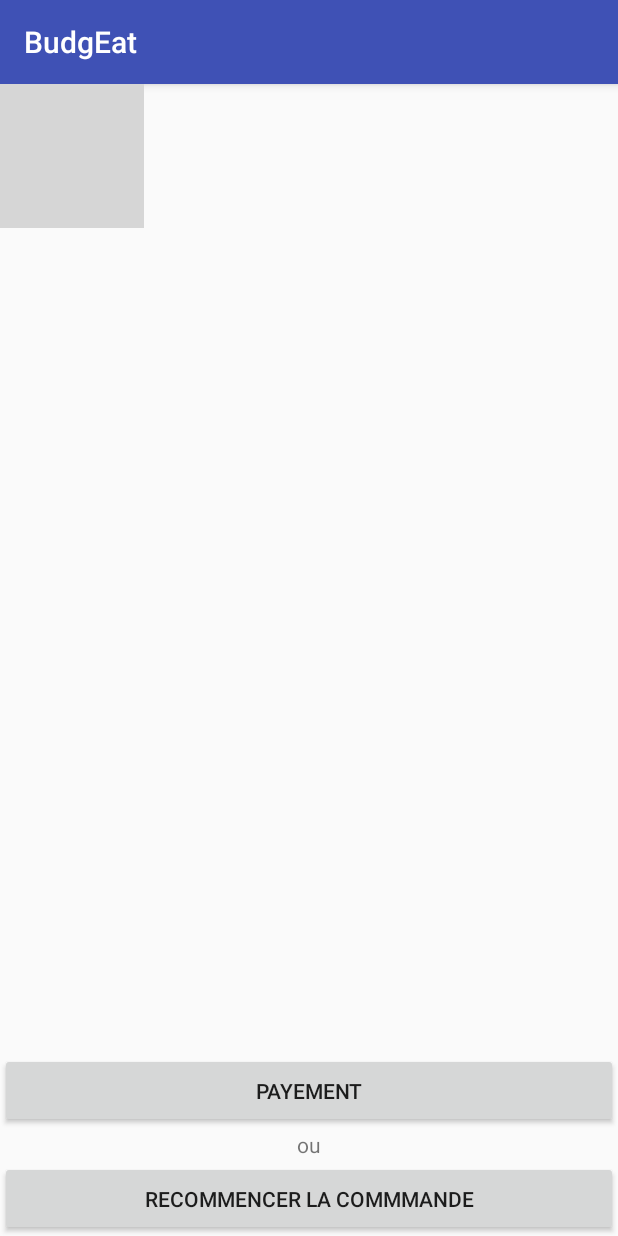
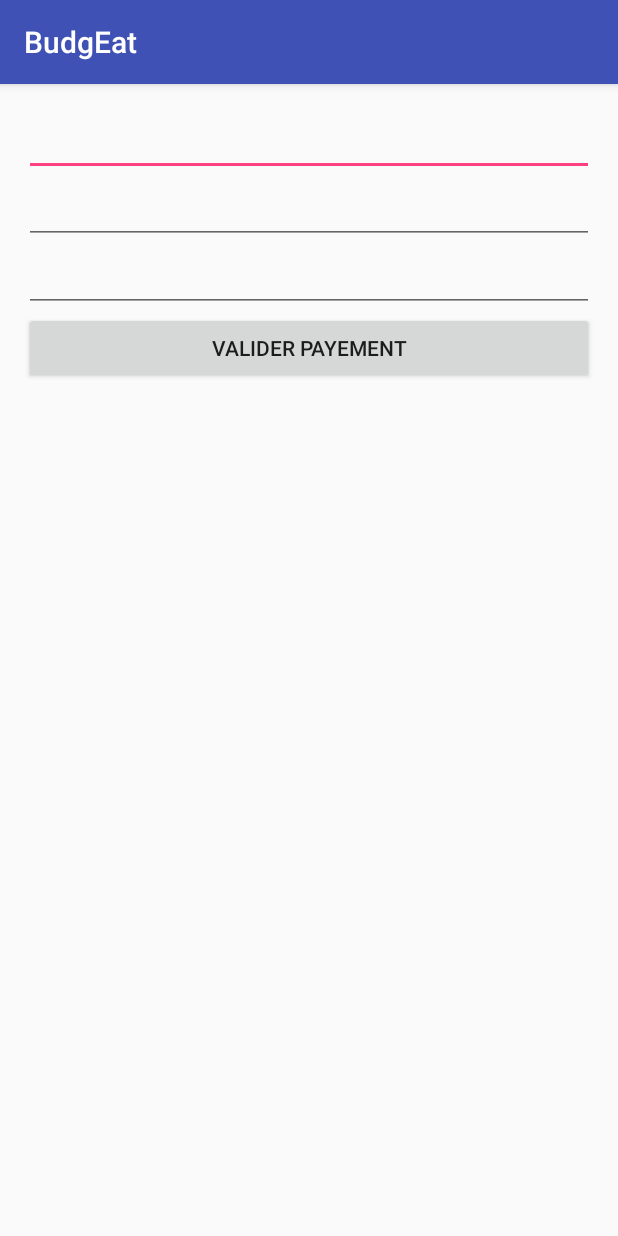
Before and after one commit to ThomasVictoria/budgEat, an Android app: the CardActivity screen opened directly, with no data from a screen before it, after a tap on "RECOMMENCER LA COMMMANDE", on a phone screen of 412 x 824 dp. Run offline under Robolectric (Android 15) with nearby library versions, the phone set to English and light mode, and no system bars; our stand-ins replace ButterKnife, Volley; libraries missing offline, so code that uses them is left out: com.androidnetworking, com.androidnetworking.common, com.androidnetworking.error, com.androidnetworking.interfaces, com.stripe.android and 1 more; 8 statements that could not run were skipped; grey boxes are pictures that could not be loaded.

Commit message:
feat(payment):stripe integration

```diff
--- a/app/build.gradle
+++ b/app/build.gradle
@@ -36,10 +36,8 @@ dependencies {
     compile 'com.android.volley:volley:1.0.0'
     compile 'com.amitshekhar.android:android-networking:0.3.0'
     compile 'com.amitshekhar.android:jackson-android-networking:0.3.0'
-
-
+    compile 'com.stripe:stripe-android:+'
     compile 'com.google.android.gms:play-services-appindexing:8.4.0'
-
     compile 'com.google.android.gms:play-services:10.0.1'
     compile 'com.github.paolorotolo:appintro:4.1.0'
     compile 'com.android.support:design:25.0.1'
--- a/app/src/main/AndroidManifest.xml
+++ b/app/src/main/AndroidManifest.xml
@@ -24,25 +24,22 @@
             </intent-filter>
         </receiver>
 
-
-        <activity android:name=".Activity.OnBoardingActivity"
-            android:label="@string/app_intro">
-        </activity>
-
+        <activity
+            android:name=".Activity.OnBoardingActivity"
+            android:label="@string/app_intro"></activity>
         <activity android:name=".Activity.MainActivity" />
-        <activity android:name=".Activity.LandingActivity">
-
-        </activity>
+        <activity android:name=".Activity.LandingActivity"></activity>
         <activity android:name=".Activity.InscriptionActivity" />
         <activity android:name=".Activity.ConnexionActivity" />
         <activity android:name=".Activity.CardActivity" />
+        <activity android:name=".Activity.OrderActivity">
+            <intent-filter>
+                <action android:name="android.intent.action.MAIN" />
 
-        <activity android:name=".Activity.OrderActivity">
-        <intent-filter>
-            <action android:name="android.intent.action.MAIN" />
-            <category android:name="android.intent.category.LAUNCHER" />
-        </intent-filter>
+                <category android:name="android.intent.category.LAUNCHER" />
+            </intent-filter>
         </activity>
+
         <meta-data
             android:name="com.google.android.gms.version"
             android:value="@integer/google_play_services_version" />
@@ -60,7 +57,7 @@
                 <category android:name="android.intent.category.BROWSABLE" />
             </intent-filter>
         </activity>
-
+        <activity android:name=".Activity.PaymentActivity"></activity>
     </application>
 
 </manifest>
--- /dev/null
+++ b/app/src/main/java/com/serious/budgeat/Activity/PaymentActivity.java
@@ -0,0 +1,121 @@
+package com.serious.budgeat.Activity;
+
+import android.content.Intent;
+import android.support.v7.app.AppCompatActivity;
+import android.os.Bundle;
+import android.util.Log;
+
+import com.android.volley.RequestQueue;
+import com.android.volley.toolbox.Volley;
+import com.androidnetworking.AndroidNetworking;
+import com.androidnetworking.common.Priority;
+import com.androidnetworking.error.ANError;
+import com.androidnetworking.interfaces.JSONArrayRequestListener;
+import com.androidnetworking.interfaces.JSONObjectRequestListener;
+import com.google.gson.Gson;
+import com.serious.budgeat.Model.Order;
+import com.serious.budgeat.R;
+import com.stripe.android.Stripe;
+import com.stripe.android.TokenCallback;
+import com.stripe.android.model.Card;
+import com.stripe.android.model.Token;
+import com.stripe.exception.AuthenticationException;
+
+import org.json.JSONArray;
+import org.json.JSONException;
+import org.json.JSONObject;
+
+import butterknife.OnClick;
+
+public class PaymentActivity extends AppCompatActivity {
+
+    private String session_email;
+    private String session_id;
+    private Order order;
+
+    @Override
+    protected void onCreate(Bundle savedInstanceState) {
+        super.onCreate(savedInstanceState);
+        setContentView(R.layout.activity_payment);
+
+        Bundle extras = getIntent().getExtras();
+
+        if (extras != null) {
+            session_email = extras.getString("SESSION_EMAIL");
+            session_id = extras.getString("SESSION_ID");
+            order = (new Gson()).fromJson(extras.getString("SESSION_ORDER"), Order.class);
+        }
+
+    }
+
+    @OnClick(R.id.sendPayment)
+    void sendPayment(){
+        Card card = new Card("4242424242424242", 9, 2017, "657");
+
+        Stripe stripe = null;
+        try {
+            stripe = new Stripe("pk_test_Z7Jygw96IdsAouhSoJbMTDsG");
+        } catch (AuthenticationException e) {
+            e.printStackTrace();
+        }
+
+        if (!card.validateCard()) {
+            Log.d("", "CARD PAS OK");
+        }
+
+        stripe.createToken(
+                card,
+                new TokenCallback() {
+                    public void onSuccess(Token token) {
+
+                        sendRequest(token);
+
+                    }
+                    public void onError(Exception error) {
+                        // Show localized error message
+                        Log.d("", "STRIPE PAS OK");
+                        Log.e("MYAPP", "exception", error);
+                    }
+                }
+        );
+    }
+
+    private void sendRequest(Token token){
+
+        JSONObject jsonObject = new JSONObject();
+        try {
+            jsonObject.put("stripeToken", token.getId().toString());
+            jsonObject.put("lastname", session_email);
+        } catch (JSONException e) {
+            e.printStackTrace();
+        }
+
+        AndroidNetworking.post("https://budgeat.stan.sh/la/route/de/payment")
+                .addJSONObjectBody(jsonObject) // posting json
+                .setTag("test")
+                .setPriority(Priority.MEDIUM)
+                .build()
+                .getAsJSONObject(new JSONObjectRequestListener() {
+                    @Override
+                    public void onResponse(JSONObject response) {
+                        // la reponse de stann
+                        try {
+                            if(response.get("success").toString()) {
+                                Intent intent = new Intent(PaymentActivity.this, MainActivity.class);
+                                intent.putExtra("SESSION_EMAIL", session_email);
+                                intent.putExtra("SESSION_ID", session_id);
+                                startActivity(intent);
+                            }
+                        } catch (JSONException e) {
+                            e.printStackTrace();
+                        }
+                    }
+                    @Override
+                    public void onError(ANError error) {
+
+                    }
+                });
+
+    }
+
+}
--- /dev/null
+++ b/app/src/main/res/layout/activity_payment.xml
@@ -0,0 +1,43 @@
+<?xml version="1.0" encoding="utf-8"?>
+<RelativeLayout xmlns:android="http://schemas.android.com/apk/res/android"
+    xmlns:tools="http://schemas.android.com/tools"
+    android:id="@+id/activity_payment"
+    android:layout_width="match_parent"
+    android:layout_height="match_parent"
+    android:paddingBottom="@dimen/activity_vertical_margin"
+    android:paddingLeft="@dimen/activity_horizontal_margin"
+    android:paddingRight="@dimen/activity_horizontal_margin"
+    android:paddingTop="@dimen/activity_vertical_margin"
+    tools:context="com.serious.budgeat.Activity.PaymentActivity">
+
+    <LinearLayout
+        android:layout_width="match_parent"
+        android:layout_height="wrap_content"
+        android:orientation="vertical">
+
+        <EditText
+            android:layout_width="match_parent"
+            android:layout_height="wrap_content"
+            android:id="@+id/cardNumber"/>
+
+        <EditText
+            android:layout_width="match_parent"
+            android:layout_height="wrap_content"
+            android:id="@+id/peremptionDate"/>
+
+        <EditText
+            android:layout_width="match_parent"
+            android:layout_height="wrap_content"
+            android:id="@+id/cryptogramme"/>
+
+
+        <Button
+            android:layout_width="match_parent"
+            android:layout_height="wrap_content"
+            android:id="@+id/sendPayment"
+            android:text="@string/valider"/>
+
+    </LinearLayout>
+
+
+</RelativeLayout>
--- a/app/src/main/res/values/strings.xml
+++ b/app/src/main/res/values/strings.xml
@@ -12,4 +12,5 @@
     <string name="app_intro">Bienvenue</string>
     <string name="reOrder">Recommencer la commmande</string>
     <string name="payer">Payement</string>
+    <string name="valider">Valider payement</string>
 </resources>
```
